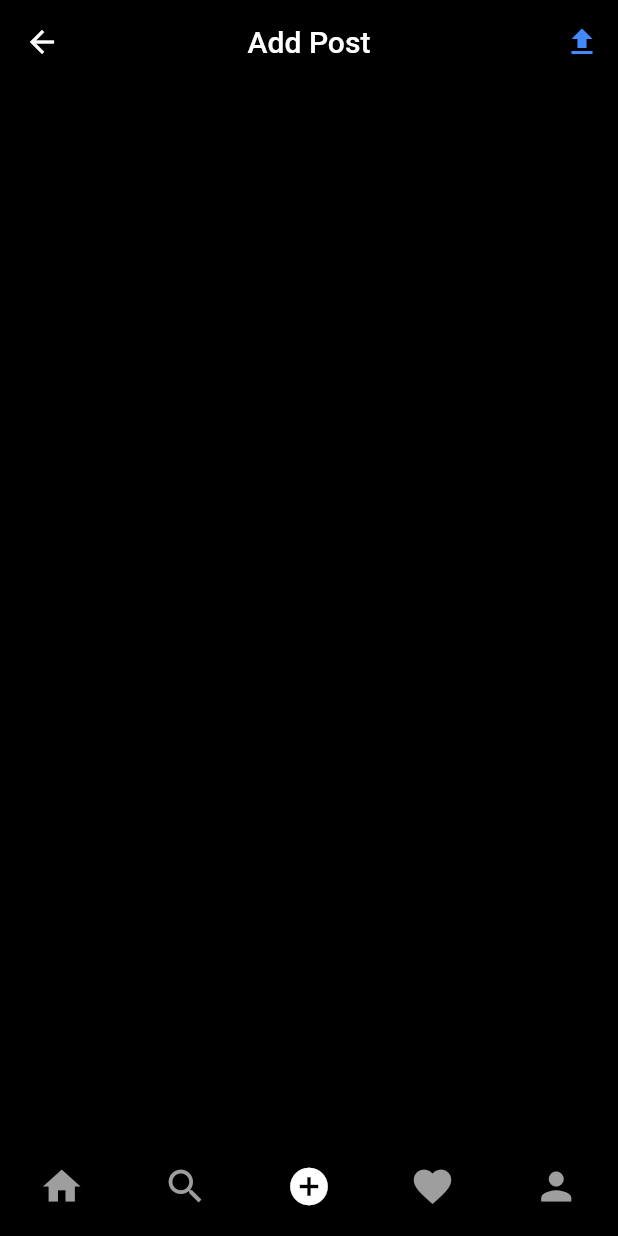
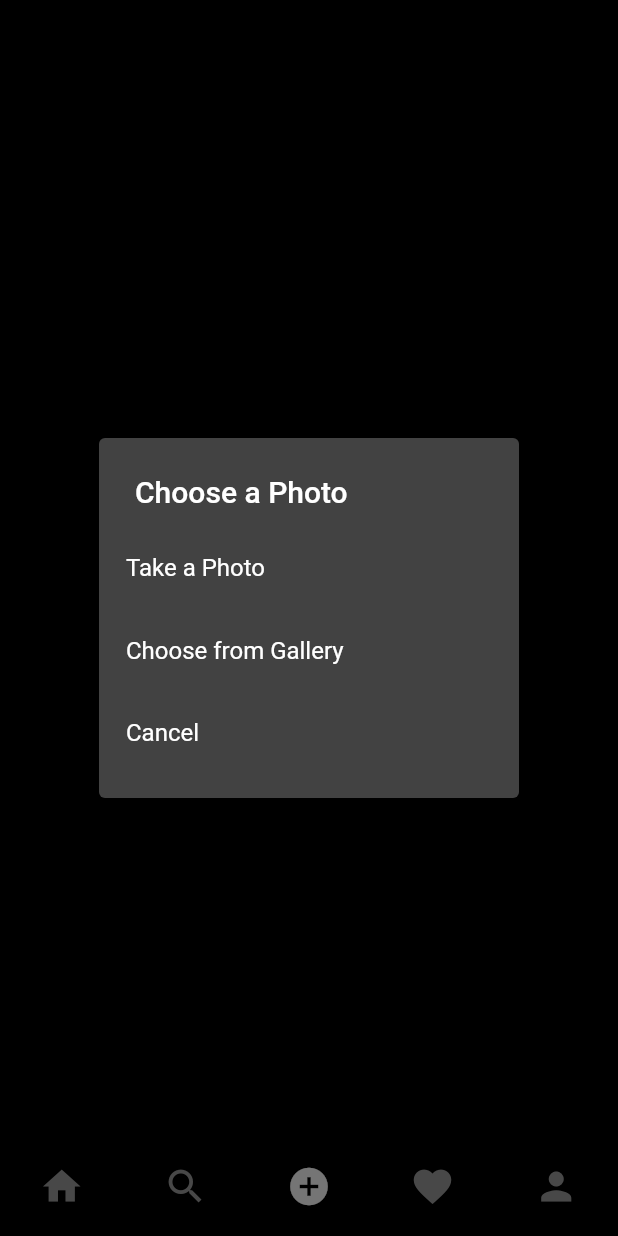
Before and after one commit to sandy088/instaclone, a Flutter app: the screen it shows once a user with an empty profile is signed in, item 3 of the bottom bar chosen, after a tap on the "upload" icon, on a phone screen of 412 x 824 dp. Run offline on Flutter 3.47's test engine with Material 2 defaults, Android fonts, the phone set to English and light mode, and no system bars; our stand-ins replace cloud_firestore, firebase_auth, firebase_core, firebase_storage, flutter_svg, image_picker; accounts and stored records are empty.

Commit message:
added add post logic

```diff
--- /dev/null
+++ b/lib/models/post.dart
@@ -0,0 +1,50 @@
+import 'package:cloud_firestore/cloud_firestore.dart';
+
+class Post {
+  final String description;
+
+  final String uid;
+  final String username;
+  final String postId;
+  final datePublished;
+  final String postUrl;
+  final String profImage;
+  final likes;
+
+  Post(
+      {required this.description,
+      required this.uid,
+      required this.username,
+      required this.postId,
+      required this.datePublished,
+      required this.postUrl,
+      required this.profImage,
+      required this.likes});
+
+// when we call this function in user , it will automatically convert all the arguments to the objects
+  Map<String, dynamic> toJson() => {
+        "description": description,
+        "uid": uid,
+        "username": username,
+        "postId": postId,
+        "datePublished": datePublished,
+        "postUrl": postUrl,
+        "profImage": profImage,
+        "likes": likes
+      };
+
+  // function to get user details from snapshot
+  static Post fromSnap(DocumentSnapshot snap) {
+    var snapshot = snap.data() as Map<String, dynamic>;
+
+    return Post(
+        description: snapshot['description'],
+        uid: snapshot['uid'],
+        postUrl: snapshot['postUrl'],
+        username: snapshot['username'],
+        postId: snapshot['postId'],
+        datePublished: snapshot['datePublished'],
+        profImage: snapshot['profImage'],
+        likes: snapshot['likes']);
+  }
+}
--- a/lib/screens/add_post_screen.dart
+++ b/lib/screens/add_post_screen.dart
@@ -1,5 +1,13 @@
+import 'package:cloud_firestore/cloud_firestore.dart';
+import 'package:flutter/foundation.dart';
 import 'package:flutter/material.dart';
+import 'package:image_picker/image_picker.dart';
+import 'package:instaclone/providers/user_provider.dart';
 import 'package:instaclone/utils/colors.dart';
+import 'package:instaclone/utils/utils.dart';
+import 'package:provider/provider.dart';
+
+import '../models/user.dart';
 
 class AddPostScreen extends StatefulWidget {
   const AddPostScreen({Key? key}) : super(key: key);
@@ -9,19 +17,74 @@ class AddPostScreen extends StatefulWidget {
 }
 
 class _AddPostScreenState extends State<AddPostScreen> {
+  Uint8List? _file;
+  final TextEditingController _descriptionController = TextEditingController();
+
+  void postImage(String uid, String username, String profImage){
+
+  }
+  _selectImage(BuildContext context) async {
+    return showDialog(
+        context: context,
+        builder: (context) {
+          return SimpleDialog(
+            title: const Text("Choose a Photo"),
+            children: [
+              SimpleDialogOption(
+                padding: const EdgeInsets.all(18),
+                child: const Text("Take a Photo"),
+                onPressed: (() async {
+                  Navigator.of(context).pop();
+                  Uint8List file = await pickImage(ImageSource.camera);
+
+                  setState(() {
+                    _file = file;
+                  });
+                }),
+              ),
+              SimpleDialogOption(
+                padding: const EdgeInsets.all(18),
+                child: const Text("Choose from Gallery"),
+                onPressed: (() async {
+                  Navigator.of(context).pop();
+                  Uint8List file = await pickImage(ImageSource.gallery);
+
+                  setState(() {
+                    _file = file;
+                  });
+                }),
+              ),
+              SimpleDialogOption(
+                padding: const EdgeInsets.all(18),
+                child: const Text("Cancel"),
+                onPressed: (() {
+                  Navigator.of(context).pop();
+                }),
+              ),
+            ],
+          );
+        });
+  }
+
+  @override
+  void dispose() {
+    super.dispose();
+    _descriptionController.dispose();
+  }
+
   @override
   Widget build(BuildContext context) {
-    // return
-    // Center(
-    //   child: IconButton(
-    //     onPressed: () {},
-    //     icon: const Icon(
-    //       Icons.upload,
-    //     ),
-    //   ),
-    // );
-
-    return Scaffold(
+    final User user = Provider.of<UserProvider>(context).getUser;
+    return _file == null
+        ? Center(
+            child: IconButton(
+              onPressed: () => _selectImage(context),
+              icon: const Icon(
+                Icons.upload,
+              ),
+            ),
+          )
+        : Scaffold(
             appBar: AppBar(
               backgroundColor: mobileBackgroundColor,
               leading: IconButton(
@@ -40,6 +103,46 @@ class _AddPostScreenState extends State<AddPostScreen> {
                 ),
               ],
             ),
+            body: Column(
+              children: [
+                Row(
+                  mainAxisAlignment: MainAxisAlignment.spaceAround,
+                  crossAxisAlignment: CrossAxisAlignment.start,
+                  children: [
+                    CircleAvatar(
+                      backgroundImage: NetworkImage(user.photoUrl),
+                    ),
+                    SizedBox(
+                      width: MediaQuery.of(context).size.width * 0.5,
+                      child: TextField(
+                        controller: _descriptionController,
+                        decoration: const InputDecoration(
+                          hintText: 'write captions here...',
+                          border: InputBorder.none,
+                        ),
+                        maxLines: 8,
+                      ),
+                    ),
+                    SizedBox(
+                      height: 45,
+                      width: 45,
+                      child: AspectRatio(
+                        aspectRatio: 427 / 451,
+                        child: Container(
+                          decoration: BoxDecoration(
+                              image: DecorationImage(
+                            image: MemoryImage(_file!),
+                            fit: BoxFit.fill,
+                            alignment: FractionalOffset.topCenter,
+                          )),
+                        ),
+                      ),
+                    ),
+                    const Divider(),
+                  ],
+                )
+              ],
+            ),
           );
   }
 }
```
Lines whose indentation alone changed are shown as unchanged.
